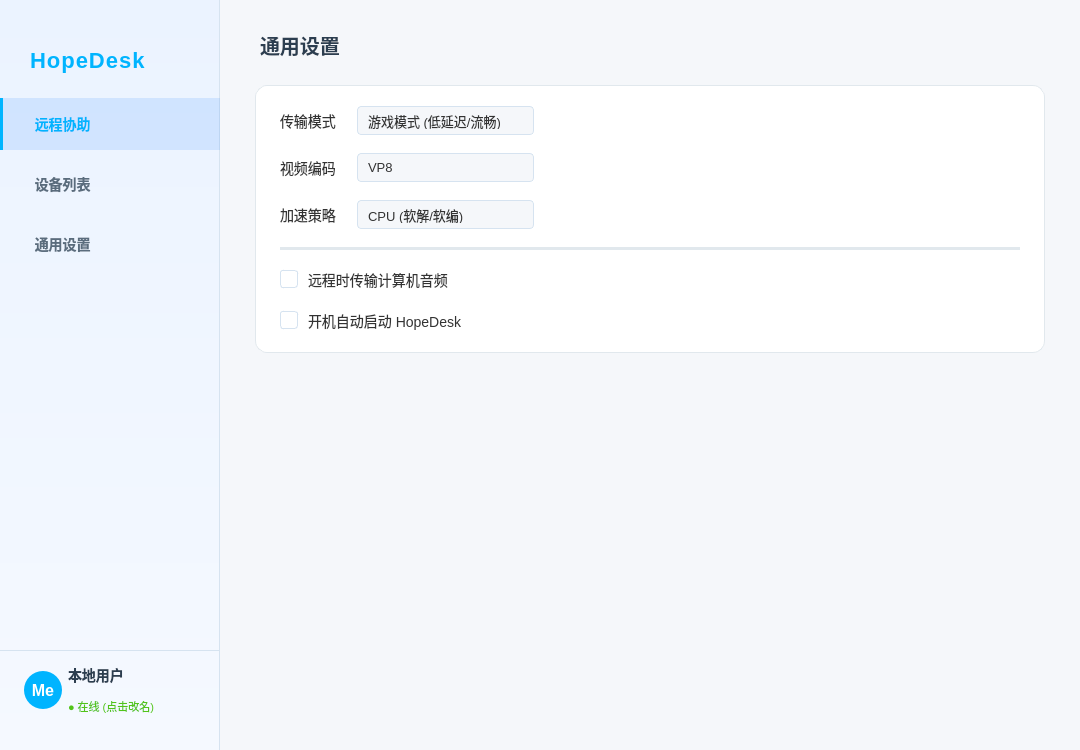
HopeTiga/HopeDesk, file HopeDeskNative/mainwindow.ui: the form before one commit.
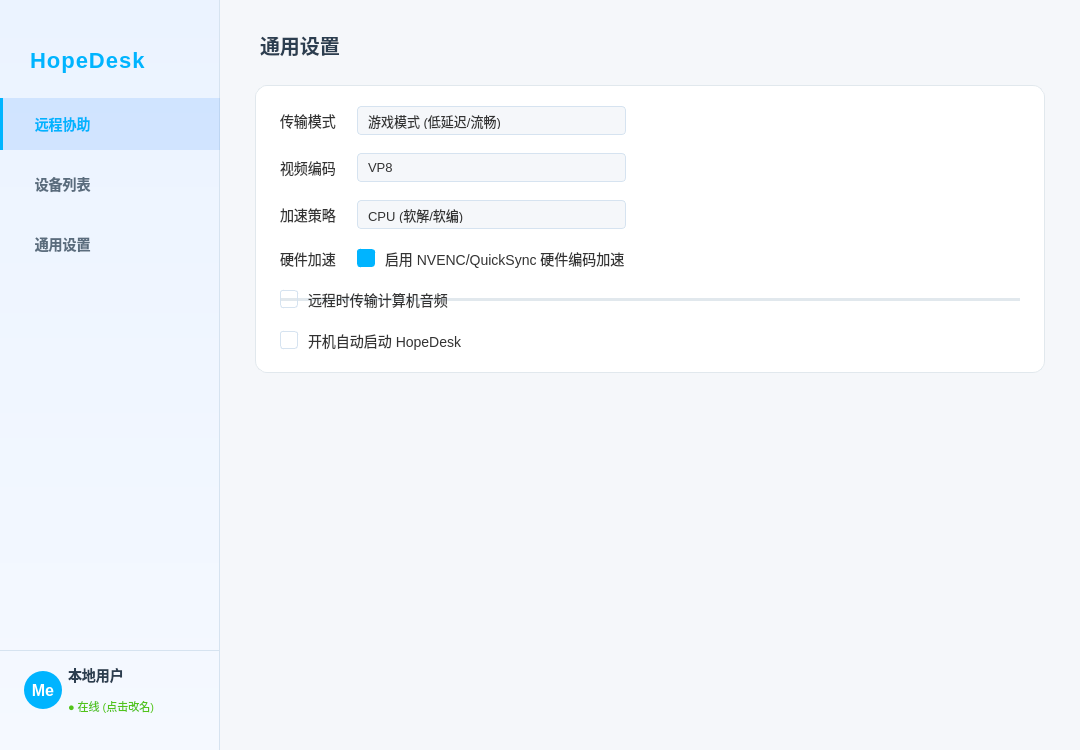
The form after the commit. The open tabs and pages were chosen to show the change.

Diff of the .ui file:
```diff
--- a/HopeDeskNative/mainwindow.ui
+++ b/HopeDeskNative/mainwindow.ui
@@ -1110,7 +1110,24 @@
              </item>
             </widget>
            </item>
-           <item row="3" column="0" colspan="3">
+           <item row="3" column="0">
+            <widget class="QLabel" name="labelHwAccel">
+             <property name="text">
+              <string>硬件加速</string>
+             </property>
+            </widget>
+           </item>
+           <item row="3" column="1">
+            <widget class="QCheckBox" name="checkHwAccel">
+             <property name="text">
+              <string>启用 NVENC/QuickSync 硬件编码加速</string>
+             </property>
+             <property name="checked">
+              <bool>true</bool>
+             </property>
+            </widget>
+           </item>
+           <item row="4" column="0" colspan="3">
             <widget class="Line" name="line_Set1">
              <property name="styleSheet">
               <string notr="true">background: #E1E8ED;</string>
```
Left out of the diff: 8 changed lines with no effect on the pictures.
